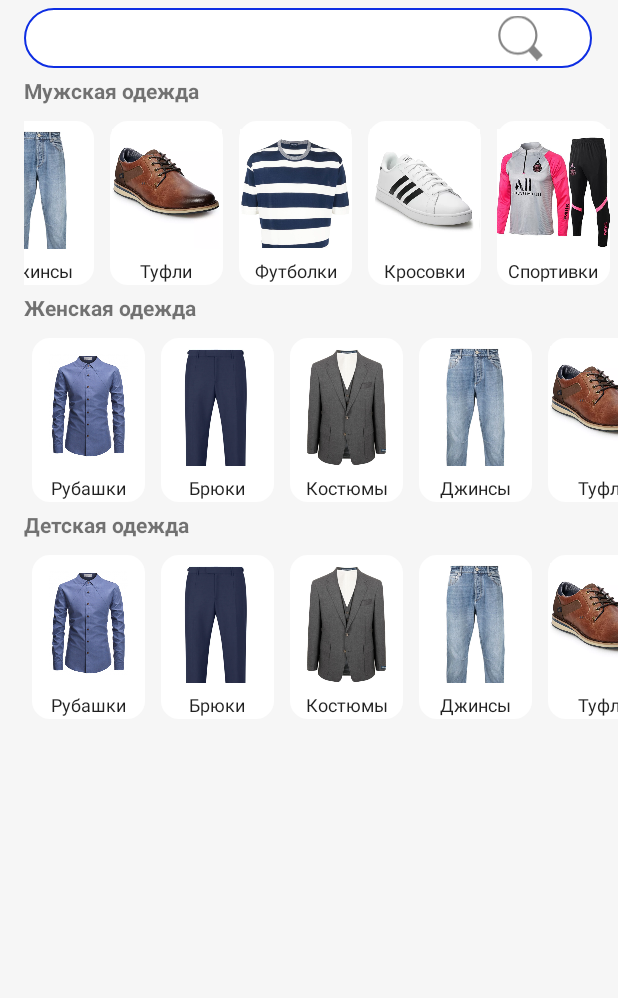
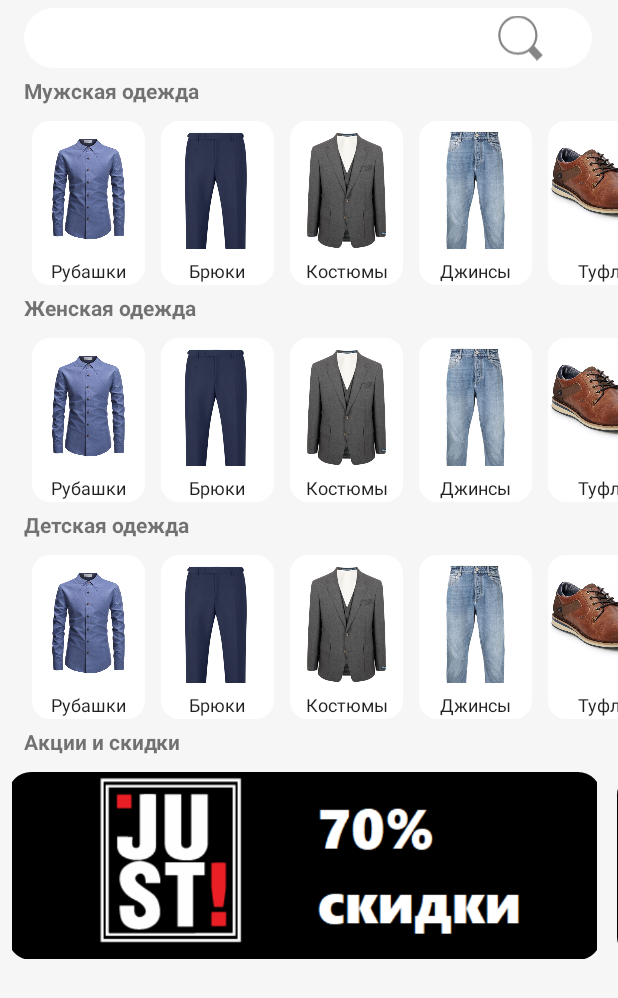
Before and after one commit to islomTojiyev/OnlineMarket, an Android app: the screen it shows after launch (MainActivity), on a phone screen of 412 x 824 dp. Shown: the top 998 px of the screen. Run offline under Robolectric (Android 15) with nearby library versions, the phone set to English and light mode, and no system bars.

Commit message:
Online Market app

```diff
--- /dev/null
+++ b/app/src/main/java/com/example/onlinemarket/DiscountStoreAdapter.kt
@@ -0,0 +1,38 @@
+package com.example.onlinemarket
+
+import android.view.LayoutInflater
+import android.view.View
+import android.view.ViewGroup
+import android.widget.ImageView
+import androidx.recyclerview.widget.RecyclerView
+
+class DiscountStoreAdapter() : RecyclerView.Adapter<DiscountStoreAdapter.ViewHolder>() {
+
+    private var images = arrayOf(
+        R.drawable.discount_stores_just,
+        R.drawable.discount_stores_avva,
+        R.drawable.discount_stores_waikiki,
+        R.drawable.discount_stores_indenim,
+        R.drawable.discount_stores_zara
+    )
+
+    override fun onCreateViewHolder(parent: ViewGroup, viewType:Int): ViewHolder {
+        var layoutView = LayoutInflater.from(parent.context).inflate(R.layout.discount_stores, parent, false)
+        return ViewHolder(layoutView)
+    }
+
+    override fun onBindViewHolder(holder: ViewHolder, position: Int) {
+        holder.image.setImageResource(images[position])
+    }
+
+    override fun getItemCount(): Int {
+        return images.size
+    }
+
+    class ViewHolder(view: View) : RecyclerView.ViewHolder(view){
+        var image : ImageView
+        init {
+            image = view.findViewById(R.id.discount_store_image)
+        }
+    }
+}
--- a/app/src/main/java/com/example/onlinemarket/MainActivity.kt
+++ b/app/src/main/java/com/example/onlinemarket/MainActivity.kt
@@ -11,8 +11,10 @@ import androidx.core.view.ViewCompat
 import androidx.core.view.WindowInsetsCompat
 import androidx.core.view.WindowInsetsControllerCompat
 import androidx.recyclerview.widget.LinearLayoutManager
+import androidx.recyclerview.widget.LinearSnapHelper
 import androidx.recyclerview.widget.RecyclerView
 import kotlinx.android.synthetic.main.activity_main.*
+import java.util.*
 import kotlin.concurrent.thread
 
 
@@ -20,6 +22,7 @@ class MainActivity : AppCompatActivity() {
 
 
     private var adapter: RecyclerView.Adapter<RecyclerAdapter.ViewHolder>? = null
+    private var discountStoreAdapter: RecyclerView.Adapter<DiscountStoreAdapter.ViewHolder>? = null
 
     override fun onCreate(savedInstanceState: Bundle?) {
         super.onCreate(savedInstanceState)
@@ -29,11 +32,7 @@ class MainActivity : AppCompatActivity() {
             LinearLayoutManager(this, LinearLayoutManager.HORIZONTAL, false)
         adapter = RecyclerAdapter()
         men_closes_category.adapter = adapter
-        men_closes_category.post(Runnable {
-            run {
-                men_closes_category.smoothScrollToPosition(adapter!!.itemCount - 1)
-            }
-        })
+
 
         women_closes_category.layoutManager =
             LinearLayoutManager(this, LinearLayoutManager.HORIZONTAL, false)
@@ -42,6 +41,14 @@ class MainActivity : AppCompatActivity() {
         children_closes_category.layoutManager =
             LinearLayoutManager(this, LinearLayoutManager.HORIZONTAL, false)
         children_closes_category.adapter = adapter
+
+        discount_stores.layoutManager =
+            LinearLayoutManager(this, LinearLayoutManager.HORIZONTAL,false)
+        discountStoreAdapter = DiscountStoreAdapter()
+        discount_stores.adapter = discountStoreAdapter
+
+
     }
 
+
 }
--- a/app/src/main/java/com/example/onlinemarket/RecyclerAdapter.kt
+++ b/app/src/main/java/com/example/onlinemarket/RecyclerAdapter.kt
@@ -34,6 +34,8 @@ class RecyclerAdapter() :
         R.drawable.men_sportswear
     )
 
+
+
     override fun onCreateViewHolder(parent: ViewGroup, viewType: Int): ViewHolder {
         val layoutView =
             LayoutInflater.from(parent.context).inflate(R.layout.category_item, parent, false)
--- a/app/src/main/res/drawable/search.xml
+++ b/app/src/main/res/drawable/search.xml
@@ -2,9 +2,7 @@
 <shape xmlns:android="http://schemas.android.com/apk/res/android"
     android:shape="rectangle">
     <solid android:color="@android:color/white" />
-    <stroke
-        android:width="1dp"
-        android:color="#0E2EE3" />
+
     <corners android:radius="20dp"/>
 
 </shape>
--- a/app/src/main/res/layout/activity_main.xml
+++ b/app/src/main/res/layout/activity_main.xml
@@ -4,10 +4,9 @@
     xmlns:tools="http://schemas.android.com/tools"
     android:layout_width="match_parent"
     android:layout_height="match_parent"
+    android:background="#F6F6F6"
     android:orientation="vertical"
-    android:background="#F6F6F6"
-    tools:context=".MainActivity"
-    >
+    tools:context=".MainActivity">
 
     <LinearLayout
         android:layout_width="match_parent"
@@ -107,5 +106,28 @@
         app:layout_constraintTop_toTopOf="parent"
         tools:listitem="@layout/category_item" />
 
+    <LinearLayout
+        android:layout_width="wrap_content"
+        android:layout_height="wrap_content">
+
+        <TextView
+            android:layout_width="match_parent"
+            android:layout_height="match_parent"
+            android:layout_marginLeft="16dp"
+            android:text="@string/discount_stores" />
+    </LinearLayout>
+
+    <androidx.recyclerview.widget.RecyclerView
+        android:id="@+id/discount_stores"
+        android:layout_width="wrap_content"
+        android:layout_height="135dp"
+        android:layout_marginTop="5dp"
+        android:orientation="horizontal"
+        app:layout_constraintBottom_toBottomOf="parent"
+        app:layout_constraintEnd_toEndOf="parent"
+        app:layout_constraintStart_toStartOf="parent"
+        app:layout_constraintTop_toTopOf="parent"
+        tools:listitem="@layout/discount_stores" />
+
 
 </LinearLayout>
--- /dev/null
+++ b/app/src/main/res/layout/discount_stores.xml
@@ -0,0 +1,15 @@
+<?xml version="1.0" encoding="utf-8"?>
+<LinearLayout xmlns:android="http://schemas.android.com/apk/res/android"
+    xmlns:app="http://schemas.android.com/apk/res-auto"
+    android:layout_width="wrap_content"
+    android:layout_height="wrap_content"
+    android:layout_margin="5dp"
+    android:orientation="vertical">
+
+    <com.google.android.material.imageview.ShapeableImageView
+        android:id="@+id/discount_store_image"
+        android:layout_width="395dp"
+        android:layout_height="125dp"
+        app:shapeAppearanceOverlay="@style/round_discount_stores_image" />
+
+</LinearLayout>
--- a/app/src/main/res/values/strings.xml
+++ b/app/src/main/res/values/strings.xml
@@ -4,6 +4,7 @@
     <string name="men_clothes"><b>Мужская одежда</b></string>
     <string name="women_clothes"><b>Женская одежда</b></string>
     <string name="children_clothes"><b>Детская одежда</b></string>
+    <string name="discount_stores"><b>Акции и скидки</b></string>
     <string name="men_shirt">Рубашки</string>
     <string name="men_pant">Брюки</string>
     <string name="men_suit">Костюмы</string>
--- /dev/null
+++ b/app/src/main/res/values/styles.xml
@@ -0,0 +1,11 @@
+<?xml version="1.0" encoding="utf-8"?>
+<resources>
+    <style name="round_discount_stores_image" parent="">
+
+        <item name="cornerFamily">rounded</item>
+        <item name="cornerSize">15dp</item>
+        <item name="color">@color/white</item>
+
+    </style>
+
+</resources>
```
Also changed, not shown: app/src/main/res/drawable/discount_stores_avva.png (added), app/src/main/res/drawable/discount_stores_indenim.png (added), app/src/main/res/drawable/discount_stores_just.png (added), app/src/main/res/drawable/discount_stores_waikiki.png (added), app/src/main/res/drawable/discount_stores_zara.png (added).
